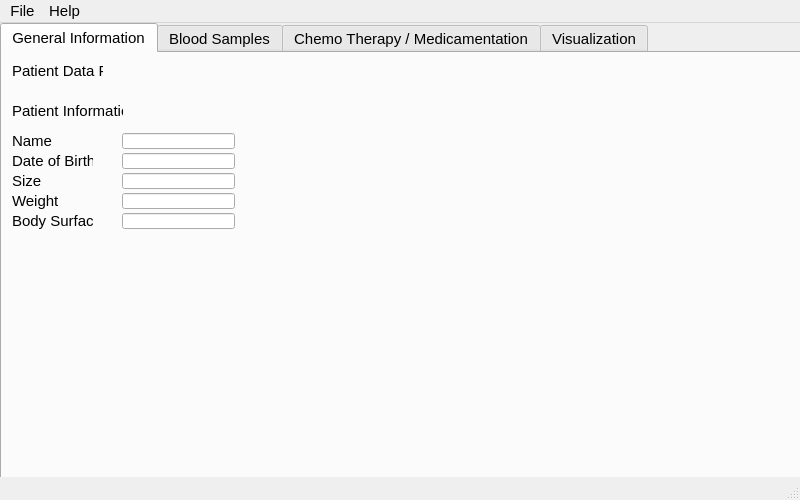
This is mainwindow.ui in svenwml/Leuki as Qt 5 draws it before an edit. The edited form follows.
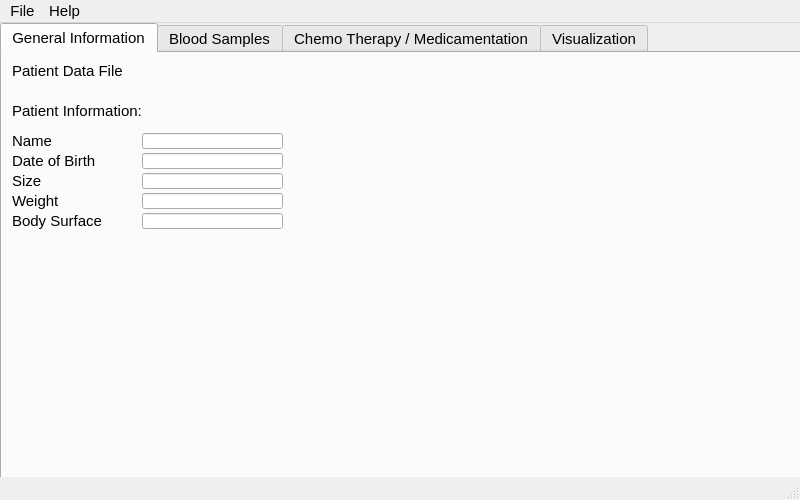
This is the edited form. Custom widgets are drawn as their Qt base class.

Commit message: slight layout changes

Diff of the .ui file:
```diff
--- a/mainwindow.ui
+++ b/mainwindow.ui
@@ -38,9 +38,9 @@
      <widget class="QLineEdit" name="lineEditPatientName">
       <property name="geometry">
        <rect>
-        <x>120</x>
+        <x>140</x>
         <y>80</y>
-        <width>113</width>
+        <width>141</width>
         <height>16</height>
        </rect>
       </property>
@@ -50,7 +50,7 @@
        <rect>
         <x>10</x>
         <y>80</y>
-        <width>49</width>
+        <width>91</width>
         <height>16</height>
        </rect>
       </property>
@@ -63,7 +63,7 @@
        <rect>
         <x>10</x>
         <y>100</y>
-        <width>81</width>
+        <width>91</width>
         <height>16</height>
        </rect>
       </property>
@@ -74,9 +74,9 @@
      <widget class="QLineEdit" name="lineEditPatientDateOfBirth">
       <property name="geometry">
        <rect>
-        <x>120</x>
+        <x>140</x>
         <y>100</y>
-        <width>113</width>
+        <width>141</width>
         <height>16</height>
        </rect>
       </property>
@@ -86,7 +86,7 @@
        <rect>
         <x>10</x>
         <y>10</y>
-        <width>91</width>
+        <width>121</width>
         <height>16</height>
        </rect>
       </property>
@@ -97,7 +97,7 @@
      <widget class="QLabel" name="labelPatientDataFile">
       <property name="geometry">
        <rect>
-        <x>120</x>
+        <x>140</x>
         <y>10</y>
         <width>671</width>
         <height>16</height>
@@ -112,7 +112,7 @@
        <rect>
         <x>10</x>
         <y>50</y>
-        <width>111</width>
+        <width>141</width>
         <height>16</height>
        </rect>
       </property>
@@ -125,7 +125,7 @@
        <rect>
         <x>10</x>
         <y>120</y>
-        <width>81</width>
+        <width>91</width>
         <height>16</height>
        </rect>
       </property>
@@ -138,7 +138,7 @@
        <rect>
         <x>10</x>
         <y>140</y>
-        <width>81</width>
+        <width>91</width>
         <height>16</height>
        </rect>
       </property>
@@ -149,9 +149,9 @@
      <widget class="QLineEdit" name="lineEditPatientSize">
       <property name="geometry">
        <rect>
-        <x>120</x>
+        <x>140</x>
         <y>120</y>
-        <width>113</width>
+        <width>141</width>
         <height>16</height>
        </rect>
       </property>
@@ -159,9 +159,9 @@
      <widget class="QLineEdit" name="lineEditPatientWeight">
       <property name="geometry">
        <rect>
-        <x>120</x>
+        <x>140</x>
         <y>140</y>
-        <width>113</width>
+        <width>141</width>
         <height>16</height>
        </rect>
       </property>
@@ -171,7 +171,7 @@
        <rect>
         <x>10</x>
         <y>160</y>
-        <width>81</width>
+        <width>91</width>
         <height>16</height>
        </rect>
       </property>
@@ -182,9 +182,9 @@
      <widget class="QLineEdit" name="lineEditPatientBodySurface">
       <property name="geometry">
        <rect>
-        <x>120</x>
+        <x>140</x>
         <y>160</y>
-        <width>113</width>
+        <width>141</width>
         <height>16</height>
        </rect>
       </property>
```
